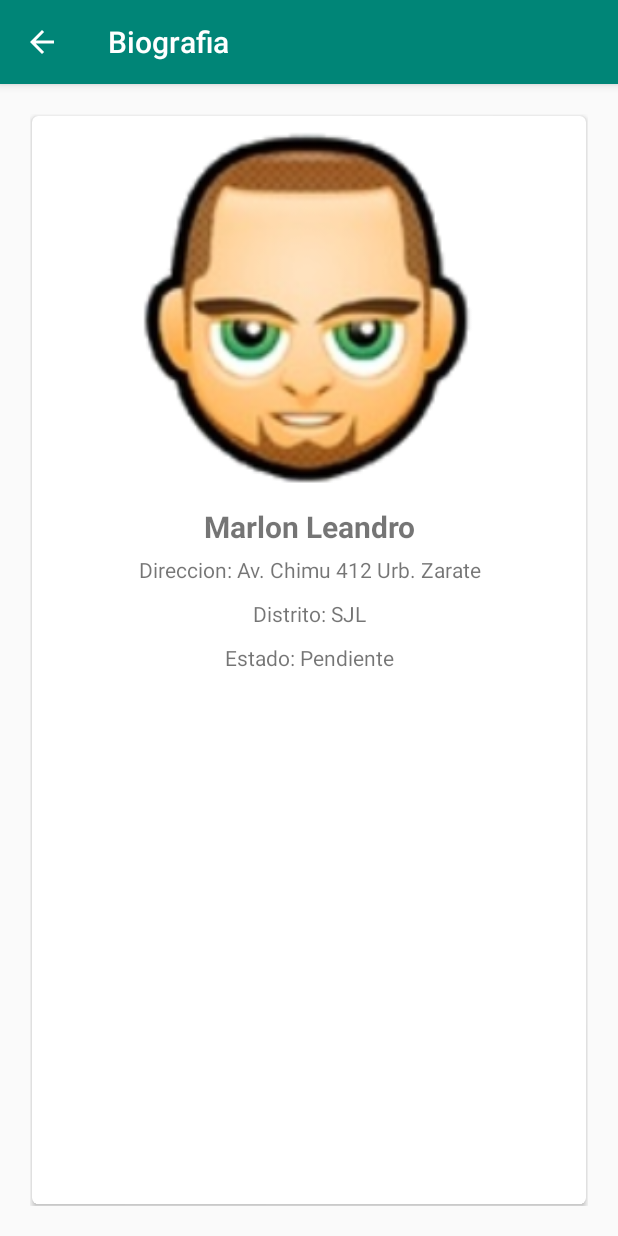
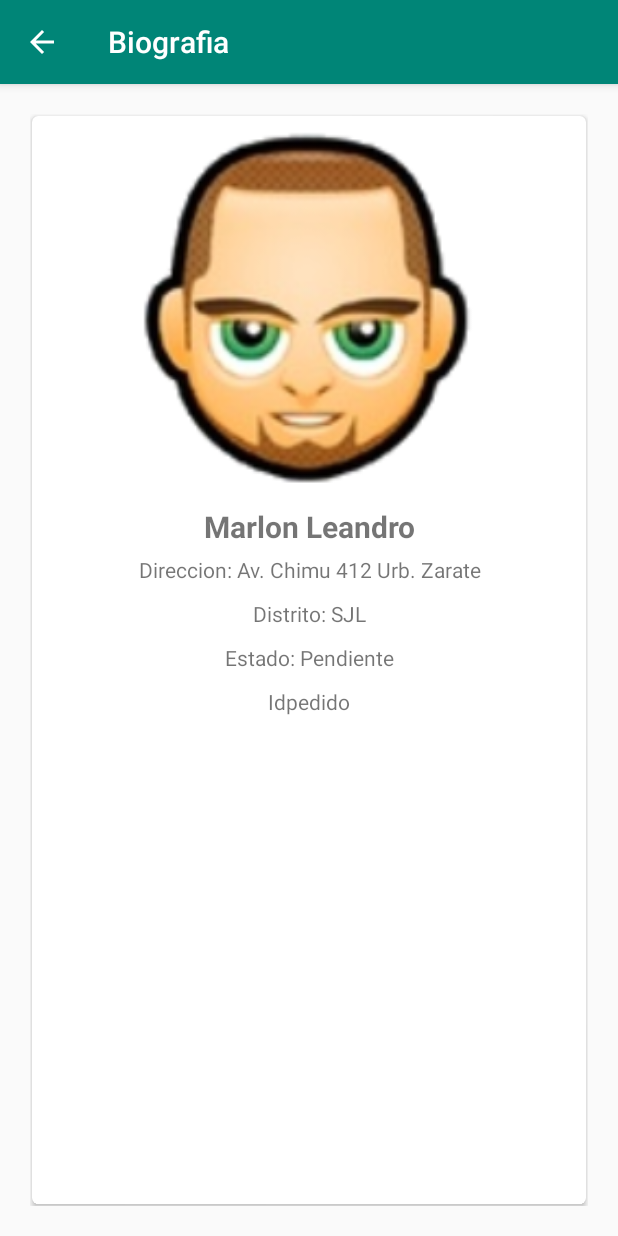
Before and after one commit to Denniuss/AppDistribuidor, an Android app: the screen it shows after launch (DetalleActivity), after a tap on "Marlon Leandro", on a phone screen of 412 x 824 dp. Run offline under Robolectric (Android 15) with nearby library versions, the phone set to English and light mode, and no system bars; our stand-ins replace Picasso; 1 statement that could not run was skipped.

Commit message:
agregacion idpedido

```diff
--- a/app/src/main/java/com/newmantech/appdistribuidor/DetalleActivity.java
+++ b/app/src/main/java/com/newmantech/appdistribuidor/DetalleActivity.java
@@ -14,6 +14,7 @@ public class DetalleActivity extends AppCompatActivity {
     public TextView direccion;
     public TextView distrito;
     public TextView estado;
+    public TextView idpedido;
 
     @Override
     protected void onCreate(Bundle savedInstanceState) {
@@ -28,12 +29,14 @@ public class DetalleActivity extends AppCompatActivity {
         distrito = (TextView) findViewById(R.id.distrito);
         estado = (TextView) findViewById(R.id.estado);
         imagen = (ImageView) findViewById(R.id.imagen);
+        idpedido = (TextView) findViewById(R.id.idpedido);
 
         cliente.setText(getIntent().getExtras().getString("curCliente"));
         direccion.setText("Direccion: " + getIntent().getExtras().getString("curDireccion"));
         distrito.setText("Distrito: " + getIntent().getExtras().getString("curDistrito"));
         estado.setText("Estado: " + getIntent().getExtras().getString("curEstado"));
         imagen.setImageResource(getIntent().getExtras().getInt("curImagen"));
+        idpedido.setText(getIntent().getExtras().getInt("curIdpedido"));
 
         //Picasso.with(imagen.getContext())
           //      .load(getIntent().getExtras().getString("curImagen")).into(imagen);
--- a/app/src/main/java/com/newmantech/appdistribuidor/MainActivity.java
+++ b/app/src/main/java/com/newmantech/appdistribuidor/MainActivity.java
@@ -32,13 +32,13 @@ public class MainActivity extends AppCompatActivity {
         recycler.setAdapter(adapter);
     }
     private void FillPedidos(){
-        items.add(new Pedido(R.drawable.face01, "Marlon Leandro", "Av. Chimu 412 Urb. Zarate", "SJL", "Aniversario","Pendiente","-12.02456","-77.00057"));
-        items.add(new Pedido(R.drawable.face02, "Juan Perez", "Av. Chimu 413 Urb. Zarate", "SJL", "Cumpleaños","Pendiente","-12.070118","-77.029274"));
-        items.add(new Pedido(R.drawable.face03, "Carlos Gonzales", "Av. Chimu 414 Urb. Zarate", "SJL", "Boda","Pendiente","-12.058746","-77.12736"));
-        items.add(new Pedido(R.drawable.face04, "Pedro Miranda", "Av. Chimu 415 Urb. Zarate", "SJL", "Aniversario","Pendiente","-11.986429","-77.090034"));
-        items.add(new Pedido(R.drawable.face05, "Mateo Montero", "Av. Chimu 416 Urb. Zarate", "SJL", "Dia del Padre","Pendiente","-11.9229765","-77.04199"));
-        items.add(new Pedido(R.drawable.face06, "Hugo Santana", "Av. Chimu 417 Urb. Zarate", "SJL", "Dia de la empresa","Pendiente","-12.05393","-76.97475"));
-        items.add(new Pedido(R.drawable.face07, "Pedro Quijandria", "Av. Chimu 418 Urb. Zarate", "SJL", "Boda","Pendiente","-12.067931","-77.01171"));
-        items.add(new Pedido(R.drawable.face08, "Ruben cartagena", "Av. Chimu 419 Urb. Zarate", "SJL", "Aniversario","Pendiente","-12.003887","-77.06022"));
+        items.add(new Pedido(1,R.drawable.face01, "Marlon Leandro", "Av. Chimu 412 Urb. Zarate", "SJL", "Aniversario","Pendiente","-12.02456","-77.00057"));
+        items.add(new Pedido(2,R.drawable.face02, "Juan Perez", "Av. Chimu 413 Urb. Zarate", "SJL", "Cumpleaños","Pendiente","-12.070118","-77.029274"));
+        items.add(new Pedido(3,R.drawable.face03, "Carlos Gonzales", "Av. Chimu 414 Urb. Zarate", "SJL", "Boda","Pendiente","-12.058746","-77.12736"));
+        items.add(new Pedido(4,R.drawable.face04, "Pedro Miranda", "Av. Chimu 415 Urb. Zarate", "SJL", "Aniversario","Pendiente","-11.986429","-77.090034"));
+        items.add(new Pedido(5,R.drawable.face05, "Mateo Montero", "Av. Chimu 416 Urb. Zarate", "SJL", "Dia del Padre","Pendiente","-11.9229765","-77.04199"));
+        items.add(new Pedido(6,R.drawable.face06, "Hugo Santana", "Av. Chimu 417 Urb. Zarate", "SJL", "Dia de la empresa","Pendiente","-12.05393","-76.97475"));
+        items.add(new Pedido(7,R.drawable.face07, "Pedro Quijandria", "Av. Chimu 418 Urb. Zarate", "SJL", "Boda","Pendiente","-12.067931","-77.01171"));
+        items.add(new Pedido(8,R.drawable.face08, "Ruben cartagena", "Av. Chimu 419 Urb. Zarate", "SJL", "Aniversario","Pendiente","-12.003887","-77.06022"));
     }
 }
--- a/app/src/main/java/com/newmantech/appdistribuidor/Pedido.java
+++ b/app/src/main/java/com/newmantech/appdistribuidor/Pedido.java
@@ -10,9 +10,11 @@ public class Pedido {
     private int imagen;
     private String latitud;
     private String longitud;
+    private int idpedido;
 
-    public Pedido(/*String imagenurl*/ int imagen,String cliente, String direccion, String distrito, String descripcion, String estado, String latitud, String longitud)
+    public Pedido(/*String imagenurl*/int idpedido, int imagen,String cliente, String direccion, String distrito, String descripcion, String estado, String latitud, String longitud)
     {
+        this.idpedido = idpedido;
         this.cliente = cliente;
         this.direccion = direccion;
         this.distrito = distrito;
@@ -30,13 +32,10 @@ public class Pedido {
     public void setImagenurl(String imagenurl) {
         this.imagenurl = imagenurl;
     }*/
-    public int getImagen() {
-        return imagen;
-    }
-
-    public void setImagen(int imagen) {
-        this.imagen = imagen;
-    }
+    public int getIdpedido(){return idpedido;}
+    public void setIdpedido(int idpedido){this.idpedido = idpedido;}
+    public int getImagen(){return imagen;}
+    public void setImagen(int imagen){this.imagen = imagen;}
     public String getCliente(){ return cliente; }
     public void setCliente(String cliente){ this.cliente = cliente;}
     public String getDireccion(){ return direccion; }
--- a/app/src/main/java/com/newmantech/appdistribuidor/PedidosAdapter.java
+++ b/app/src/main/java/com/newmantech/appdistribuidor/PedidosAdapter.java
@@ -23,6 +23,7 @@ public class PedidosAdapter extends RecyclerView.Adapter<PedidosAdapter.PedidoVi
         public TextView direccion;
         public TextView distrito;
         public TextView estado;
+        public TextView idpedido;
 
         public PedidoViewHolder(View v) {
 
@@ -33,6 +34,7 @@ public class PedidosAdapter extends RecyclerView.Adapter<PedidosAdapter.PedidoVi
             direccion = (TextView) v.findViewById(R.id.direccion);
             distrito = (TextView) v.findViewById(R.id.distrito);
             estado = (TextView) v.findViewById(R.id.estado);
+            idpedido = (TextView) v.findViewById(R.id.idpedido);
         }
     }
 
@@ -66,6 +68,7 @@ public class PedidosAdapter extends RecyclerView.Adapter<PedidosAdapter.PedidoVi
         viewHolder.direccion.setText("Dirección: " + items.get(i).getDireccion());
         viewHolder.distrito.setText("Distrito: " + String.valueOf(items.get(i).getDistrito()));
         viewHolder.estado.setText("Estado: " + String.valueOf(items.get(i).getEstado()));
+        viewHolder.idpedido.setText(String.valueOf(items.get(i).getIdpedido()));
 
         viewHolder.pedidoCardView.setOnClickListener(new View.OnClickListener() {
             @Override
@@ -77,6 +80,7 @@ public class PedidosAdapter extends RecyclerView.Adapter<PedidosAdapter.PedidoVi
                 bundle.putString("curDireccion", items.get(i).getDireccion());
                 bundle.putString("curDistrito", items.get(i).getDistrito());
                 bundle.putString("curEstado", items.get(i).getEstado());
+                bundle.putInt("curIdpedido", items.get(i).getIdpedido());
                 Intent iconIntent = new Intent(view.getContext(), DetalleActivity.class);
                 iconIntent.putExtras(bundle);
                 view.getContext().startActivity(iconIntent);
--- a/app/src/main/res/layout/content_detalle.xml
+++ b/app/src/main/res/layout/content_detalle.xml
@@ -67,6 +67,14 @@
                     android:paddingTop="10dp"
                     android:text="Estado"
                     android:id="@+id/estado"/>
+
+                <TextView
+                    android:layout_width="match_parent"
+                    android:layout_height="wrap_content"
+                    android:gravity="center_horizontal"
+                    android:paddingTop="10dp"
+                    android:text="Idpedido"
+                    android:id="@+id/idpedido"/>
             </LinearLayout>
         </LinearLayout>
 
```
Also changed, not shown: app/src/main/res/drawable/ic_zoom_in.xml (added, +9 -0 lines), app/src/main/res/layout/pedido_card.xml (+30 -15 lines).
